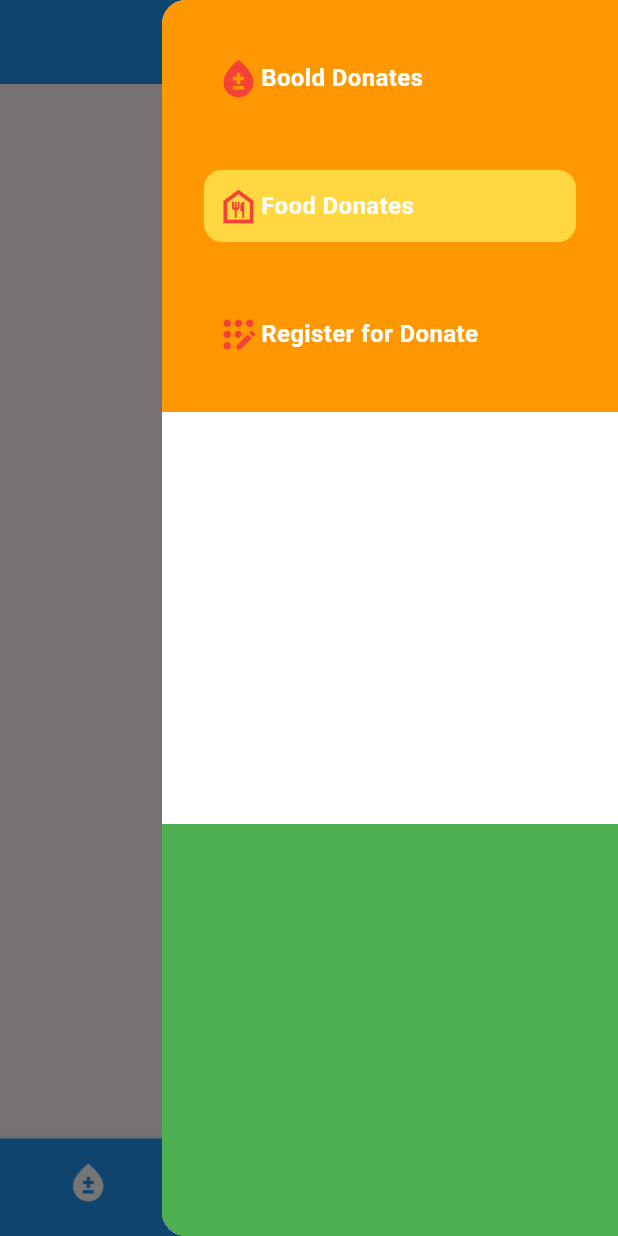
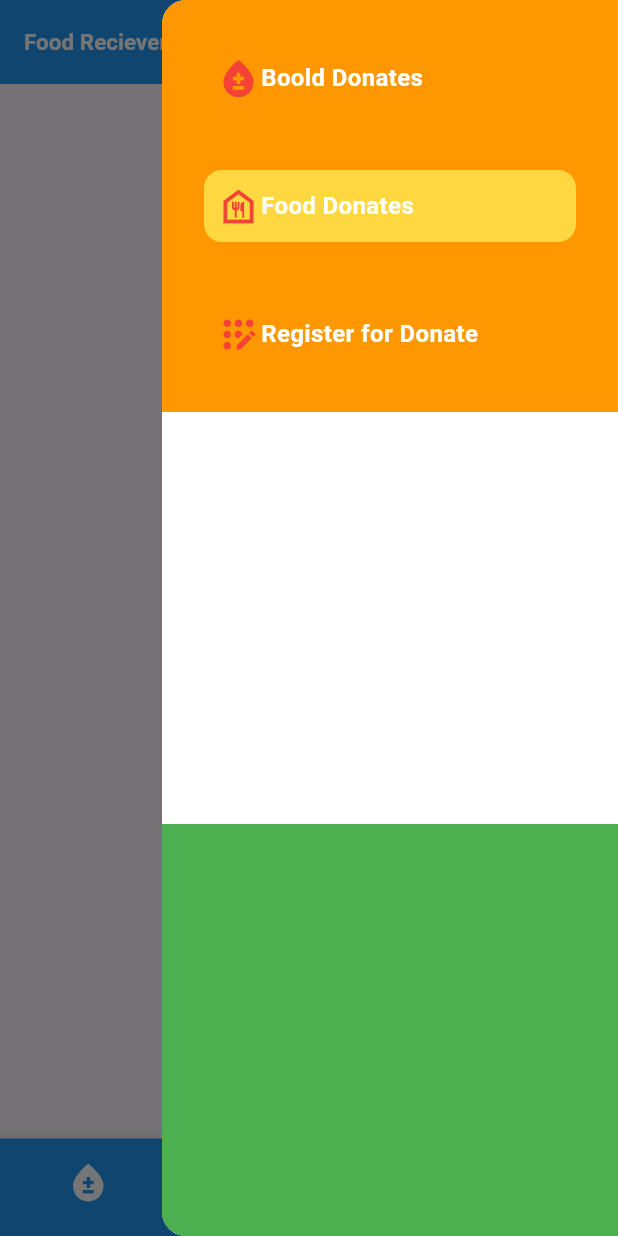
Before and after one commit to SatyabrataTechouts/blood-donate-app-flutter, a Flutter app: the screen it shows after launch, item 2 of the bottom bar chosen, with the side drawer open, on a phone screen of 412 x 824 dp. Run offline on Flutter 3.47's test engine with Material 2 defaults, Android fonts, the phone set to English and light mode, and no system bars; our stand-ins replace bloc, cloud_firestore, equatable, firebase_core, flutter_bloc, geocoding and 1 more; accounts and stored records are empty.

Commit message:
ui fix and change

```diff
--- /dev/null
+++ b/lib/bloc/get_org_bloc.dart
@@ -0,0 +1,66 @@
+import 'package:bloc/bloc.dart';
+import 'package:cloud_firestore/cloud_firestore.dart';
+import 'package:equatable/equatable.dart';
+import 'package:geocoding/geocoding.dart';
+import 'package:geolocator/geolocator.dart';
+
+part 'get_org_event.dart';
+part 'get_org_state.dart';
+
+class GetOrgBloc extends Bloc<GetOrgData, GetOrgState> {
+  GetOrgBloc() : super(GetOrgInitial()) {
+    on<GetOrgData>((event, emit) async {
+      List<dynamic> data = [];
+      List<dynamic> mappedData = [];
+
+      emit(GetOrgLoading());
+      await Geolocator.checkPermission();
+      await Geolocator.requestPermission();
+      Position position = await Geolocator.getCurrentPosition(
+          desiredAccuracy: LocationAccuracy.high);
+      List<Placemark>? pos = await placemarkFromCoordinates(
+        position.latitude,
+        position.longitude,
+      );
+      // print("location:${pos.state}");
+      await fetchDataFromFirestore().then(
+        (QuerySnapshot<Map<String, dynamic>> snapshot) {
+          // Handle the query snapshot here.
+          if (snapshot.docs.isNotEmpty) {
+            // Access the documents in the snapshot.
+            for (var document in snapshot.docs) {
+              // Access document data using document.data() as a Map<String, dynamic>.
+              print(document.data());
+              // print(pos.["state"]);
+              // mappedData.add(document.data());
+              // var pin = document.data();
+              //pos[0].postalCode
+              if (document.data()['pin'] == '500032') {
+                data.add(document.data());
+              }
+            }
+          } else {
+            print("No documents found.");
+          }
+        },
+      );
+      // for (int i = 0; i < mappedData.length; i++) {
+      //   print(" mapped data ${mappedData[i]}");
+      //   // if (data[i].state == pos.state) {}
+      // }
+      print(data);
+      emit(GetOrgLoaded(data));
+    });
+  }
+}
+
+Future<QuerySnapshot<Map<String, dynamic>>> fetchDataFromFirestore() {
+  // Assuming you have initialized Firebase and obtained a Firestore instance.
+  final firestore = FirebaseFirestore.instance;
+
+  // Query the 'collectionName' collection.
+  final collectionRef = firestore.collection('Org');
+
+  // Perform the query and return the future.
+  return collectionRef.get();
+}
--- /dev/null
+++ b/lib/bloc/get_org_event.dart
@@ -0,0 +1,10 @@
+part of 'get_org_bloc.dart';
+
+abstract class GetOrgEvent extends Equatable {
+  const GetOrgEvent();
+
+  @override
+  List<Object> get props => [];
+}
+
+class GetOrgData extends GetOrgEvent {}
--- /dev/null
+++ b/lib/bloc/get_org_state.dart
@@ -0,0 +1,27 @@
+part of 'get_org_bloc.dart';
+
+abstract class GetOrgState extends Equatable {
+  const GetOrgState();
+
+  @override
+  List<Object> get props => [];
+}
+
+class GetOrgInitial extends GetOrgState {}
+
+class GetOrgLoading extends GetOrgState {}
+
+class GetOrgLoaded extends GetOrgState {
+  final List data;
+  const GetOrgLoaded(this.data);
+  @override
+  List<Object> get props => [data];
+}
+
+class GetOrgError extends GetOrgState {
+  final String errorMassage;
+
+  const GetOrgError(this.errorMassage);
+  @override
+  List<Object> get props => [errorMassage];
+}
--- a/lib/bloc/org_bloc.dart
+++ b/lib/bloc/org_bloc.dart
@@ -16,7 +16,7 @@ class OrgBloc extends Bloc<OrgAdd, OrgState> {
       emit(OrgLading());
       print(userCollection);
       var listData = userCollection.get();
-      print("userLi9ist===${event.user}");
+      print("userLi9ist1===${event.user}");
 
       await fetchDataFromFirestore().then(
         (QuerySnapshot<Map<String, dynamic>> snapshot) {
--- a/lib/main.dart
+++ b/lib/main.dart
@@ -2,6 +2,7 @@ import 'package:firebase_core/firebase_core.dart';
 import 'package:flutter/material.dart';
 import 'package:flutter_bloc/flutter_bloc.dart';
 import 'package:help_app/RegistredBloc/registered_bloc.dart';
+import 'package:help_app/bloc/get_org_bloc.dart';
 import 'package:help_app/bloc/get_user_bloc.dart';
 import 'package:help_app/bloc/org_bloc.dart';
 import 'package:help_app/firebase_option.dart';
@@ -31,6 +32,9 @@ class MyApp extends StatelessWidget {
         ),
         BlocProvider(
           create: (context) => OrgBloc(),
+        ),
+        BlocProvider(
+          create: (context) => GetOrgBloc(),
         )
       ],
       child: MaterialApp(
--- a/lib/screens/food_donate.dart
+++ b/lib/screens/food_donate.dart
@@ -1,12 +1,107 @@
 import 'package:flutter/material.dart';
+import 'package:flutter_bloc/flutter_bloc.dart';
+import 'package:help_app/bloc/get_org_bloc.dart';
+import 'package:url_launcher/url_launcher.dart';
 
-class FoodDonate extends StatelessWidget {
+class FoodDonate extends StatefulWidget {
+  @override
+  State<FoodDonate> createState() => _FoodDonateState();
+}
+
+const style = TextStyle(
+  color: Colors.white,
+  fontSize: 17,
+  fontWeight: FontWeight.w500,
+);
+
+class _FoodDonateState extends State<FoodDonate> {
+  void initState() {
+    super.initState();
+    WidgetsBinding.instance?.addPostFrameCallback((_) {
+      fetchData(context);
+    });
+  }
+
+  void fetchData(BuildContext context) {
+    BlocProvider.of<GetOrgBloc>(context).add(GetOrgData());
+  }
+
   @override
   Widget build(BuildContext context) {
-    return const Center(
-      child: Text(
-        'food donate',
-      ),
+    return BlocBuilder<GetOrgBloc, GetOrgState>(
+      builder: (context, state) {
+        if (state is GetOrgLoading) {
+          return const Center(
+            child: CircularProgressIndicator(),
+          );
+        } else if (state is GetOrgLoaded) {
+          print(state.data);
+          return Scaffold(
+              body: ListView.builder(
+            itemCount: state.data.length,
+            itemBuilder: (context, index) {
+              return Padding(
+                padding: const EdgeInsets.all(18.0),
+                child: Container(
+                  decoration: const BoxDecoration(
+                    color: Colors.orangeAccent,
+                    boxShadow: [
+                      BoxShadow(
+                        // color: Colors.blueGrey,
+                        blurRadius: 4, // soften the shadow
+                        spreadRadius: 0.32, //extend the shadow
+                        offset: Offset(
+                          2.0, // Move to right 2  horizontally
+                          2.0, // Move to bottom 2 Vertically
+                        ),
+                      )
+                    ],
+                  ),
+                  padding: const EdgeInsets.symmetric(
+                    vertical: 12,
+                  ),
+                  child: Padding(
+                    padding: const EdgeInsets.all(8.0),
+                    child: Row(
+                      mainAxisAlignment: MainAxisAlignment.spaceBetween,
+                      children: [
+                        Column(
+                          crossAxisAlignment: CrossAxisAlignment.start,
+                          children: [
+                            Text(
+                              'Organisation Name:${state.data[index]['name']}',
+                              style: style,
+                            ),
+                            Text(
+                              "Mobile Number:${state.data[index]['mobile']} ",
+                              style: style,
+                            ),
+                          ],
+                        ),
+                        IconButton(
+                          // ignore: deprecated_member_use
+                          onPressed: () => launch(
+                            "tel://",
+                          ),
+                          icon: const Icon(
+                            Icons.call,
+                            color: Colors.white,
+                            size: 25,
+                          ),
+                        )
+                      ],
+                    ),
+                  ),
+                ),
+              );
+            },
+          ));
+        } else {
+          return Center(
+            child: Text('Data not avialable'),
+          );
+        }
+      },
     );
   }
 }
--- a/lib/screens/navigation/navigation.dart
+++ b/lib/screens/navigation/navigation.dart
@@ -18,6 +18,21 @@ class Navigation extends StatefulWidget {
 
 class _NavigationState extends State<Navigation> {
   int _selectedIndex = 0;
+  String heading() {
+    switch (_selectedIndex) {
+      case 0:
+        return 'Blood Donar Avaliable';
+
+      case 1:
+        return 'Food Reciever Available';
+
+      case 2:
+        return 'Register User';
+      default:
+    }
+    return '';
+  }
+
   @override
   Widget build(BuildContext context) {
     return Scaffold(
@@ -25,6 +40,14 @@ class _NavigationState extends State<Navigation> {
         iconTheme: IconThemeData(color: Colors.white),
         backgroundColor: Colors.blue,
         automaticallyImplyLeading: false,
+        title: Text(
+          heading(),
+          style: TextStyle(
+            fontSize: 15,
+            fontWeight: FontWeight.w600,
+            color: Colors.white,
+          ),
+        ),
       ),
       body: _pages.elementAt(_selectedIndex),
       endDrawer: Drawer(
```
